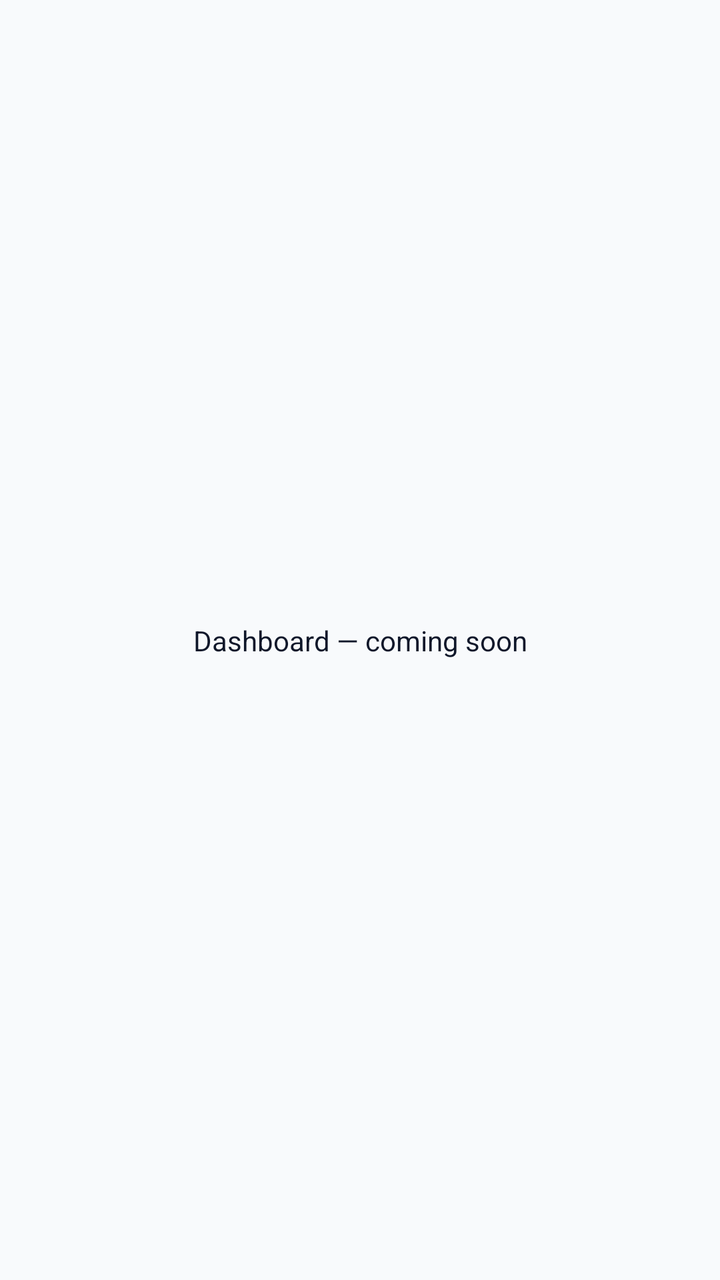
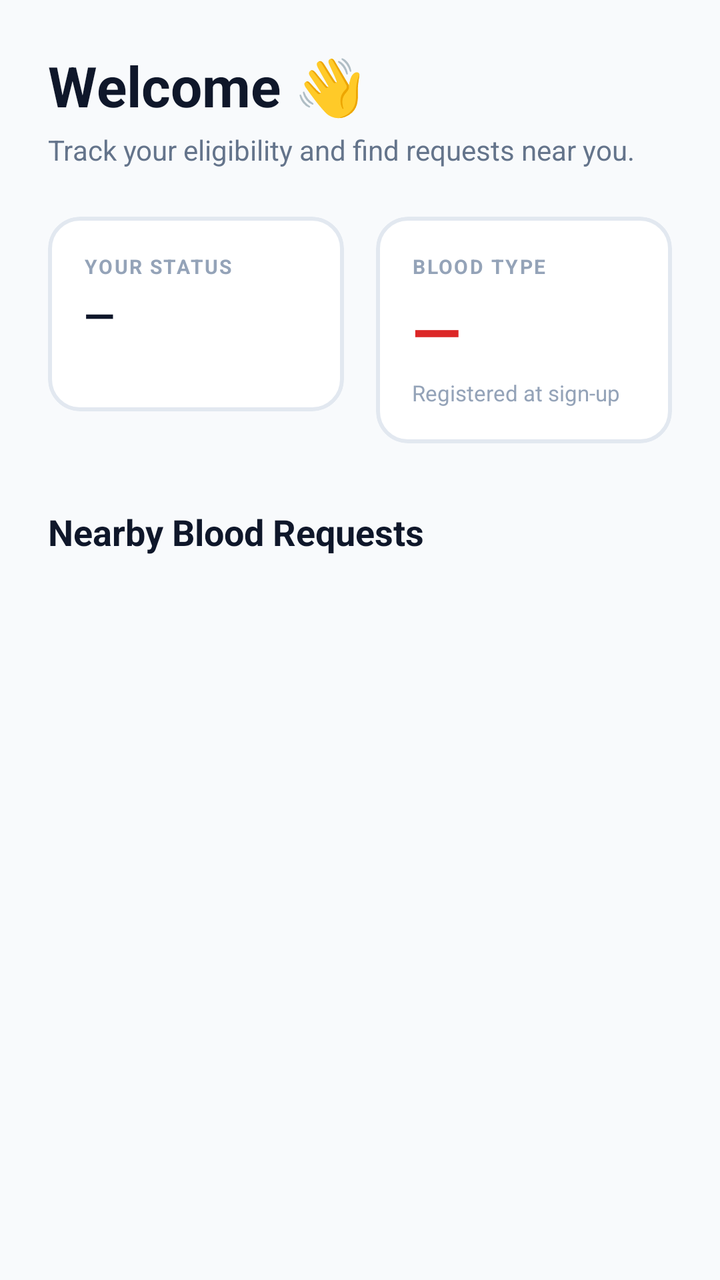

Before-and-after screenshots of an Android layout around one commit, followed by the original layout XML and the change that was made.
<!-- AndroidManifest.xml: application theme Theme.BloodBound -->
<!-- res/layout/fragment_dashboard.xml -->
<?xml version="1.0" encoding="utf-8"?>
<androidx.constraintlayout.widget.ConstraintLayout
    xmlns:android="http://schemas.android.com/apk/res/android"
    xmlns:app="http://schemas.android.com/apk/res-auto"
    android:layout_width="match_parent"
    android:layout_height="match_parent"
    android:background="@color/bg_base">

    <TextView
        android:layout_width="wrap_content"
        android:layout_height="wrap_content"
        android:text="Dashboard — coming soon"
        android:textColor="@color/text_primary"
        app:layout_constraintTop_toTopOf="parent"
        app:layout_constraintBottom_toBottomOf="parent"
        app:layout_constraintStart_toStartOf="parent"
        app:layout_constraintEnd_toEndOf="parent" />

</androidx.constraintlayout.widget.ConstraintLayout>
<!-- resources referenced by this layout -->
<resources>
  <color name="bg_base">#F8FAFC</color>
  <color name="text_primary">#0F172A</color>
  <style name="Theme.BloodBound" parent="Theme.Material3.Light.NoActionBar">
          <item name="colorPrimary">@color/red_mid</item>
          <item name="colorPrimaryVariant">@color/red_dark</item>
          <item name="colorSecondary">@color/blue_mid</item>
          <item name="colorSurface">@color/surface_white</item>
          <item name="android:colorBackground">@color/bg_base</item>
          <item name="android:textColorPrimary">@color/text_primary</item>
          <item name="android:textColorSecondary">@color/text_secondary</item>
      </style>
  <color name="red_mid">#DC2626</color>
  <color name="red_dark">#B91C1C</color>
  <color name="blue_mid">#1D4ED8</color>
  <color name="surface_white">#FFFFFF</color>
  <color name="text_secondary">#64748B</color>
</resources>

<!-- the commit's change to res/layout/fragment_dashboard.xml (unified diff, before → after) -->
@@ -1,19 +1,213 @@
 <?xml version="1.0" encoding="utf-8"?>
-<androidx.constraintlayout.widget.ConstraintLayout
+<androidx.coordinatorlayout.widget.CoordinatorLayout
     xmlns:android="http://schemas.android.com/apk/res/android"
     xmlns:app="http://schemas.android.com/apk/res-auto"
     android:layout_width="match_parent"
     android:layout_height="match_parent"
     android:background="@color/bg_base">
 
-    <TextView
-        android:layout_width="wrap_content"
-        android:layout_height="wrap_content"
-        android:text="Dashboard — coming soon"
-        android:textColor="@color/text_primary"
-        app:layout_constraintTop_toTopOf="parent"
-        app:layout_constraintBottom_toBottomOf="parent"
-        app:layout_constraintStart_toStartOf="parent"
-        app:layout_constraintEnd_toEndOf="parent" />
-
-</androidx.constraintlayout.widget.ConstraintLayout>
+    <androidx.core.widget.NestedScrollView
+        android:layout_width="match_parent"
+        android:layout_height="match_parent">
+
+        <LinearLayout
+            android:layout_width="match_parent"
+            android:layout_height="wrap_content"
+            android:orientation="vertical"
+            android:padding="24dp">
+
+            
+            <TextView
+                android:id="@+id/tv_welcome"
+                android:layout_width="match_parent"
+                android:layout_height="wrap_content"
+                android:text="Welcome 👋"
+                android:textSize="28sp"
+                android:textStyle="bold"
+                android:textColor="@color/text_primary"/>
+
+            <TextView
+                android:id="@+id/tv_subtitle"
+                android:layout_width="match_parent"
+                android:layout_height="wrap_content"
+                android:text="Track your eligibility and find requests near you."
+                android:textSize="14sp"
+                android:textColor="@color/text_secondary"
+                android:layout_marginTop="4dp"/>
+
+            
+            <LinearLayout
+                android:layout_width="match_parent"
+                android:layout_height="wrap_content"
+                android:orientation="horizontal"
+                android:layout_marginTop="24dp"
+                android:weightSum="2">
+
+                
+                <com.google.android.material.card.MaterialCardView
+                    android:id="@+id/card_stat1"
+                    android:layout_width="0dp"
+                    android:layout_height="wrap_content"
+                    android:layout_weight="1"
+                    android:layout_marginEnd="8dp"
+                    app:cardCornerRadius="16dp"
+                    app:strokeWidth="2dp"
+                    app:strokeColor="@color/border_light"
+                    app:cardElevation="0dp"
+                    app:cardBackgroundColor="@color/surface_white">
+                    <LinearLayout
+                        android:layout_width="match_parent"
+                        android:layout_height="wrap_content"
+                        android:orientation="vertical"
+                        android:padding="18dp">
+                        <TextView
+                            android:id="@+id/label_stat1"
+                            android:layout_width="match_parent"
+                            android:layout_height="wrap_content"
+                            android:text="YOUR STATUS"
+                            android:textSize="10sp"
+                            android:textStyle="bold"
+                            android:textColor="@color/text_muted"
+                            android:letterSpacing="0.08"/>
+                        <TextView
+                            android:id="@+id/value_stat1"
+                            android:layout_width="match_parent"
+                            android:layout_height="wrap_content"
+                            android:text="—"
+                            android:textSize="20sp"
+                            android:textStyle="bold"
+                            android:textColor="@color/text_primary"
+                            android:layout_marginTop="4dp"/>
+                        <TextView
+                            android:id="@+id/sub_stat1"
+                            android:layout_width="match_parent"
+                            android:layout_height="wrap_content"
+                            android:textSize="11sp"
+                            android:textColor="@color/text_muted"
+                            android:layout_marginTop="2dp"/>
+                    </LinearLayout>
+                </com.google.android.material.card.MaterialCardView>
+
+                
+                <com.google.android.material.card.MaterialCardView
+                    android:id="@+id/card_stat2"
+                    android:layout_width="0dp"
+                    android:layout_height="wrap_content"
+                    android:layout_weight="1"
+                    android:layout_marginStart="8dp"
+                    app:cardCornerRadius="16dp"
+                    app:strokeWidth="2dp"
+                    app:strokeColor="@color/border_light"
+                    app:cardElevation="0dp"
+                    app:cardBackgroundColor="@color/surface_white">
+                    <LinearLayout
+                        android:layout_width="match_parent"
+                        android:layout_height="wrap_content"
+                        android:orientation="vertical"
+                        android:padding="18dp">
+                        <TextView
+                            android:id="@+id/label_stat2"
+                            android:layout_width="match_parent"
+                            android:layout_height="wrap_content"
+                            android:text="BLOOD TYPE"
+                            android:textSize="10sp"
+                            android:textStyle="bold"
+                            android:textColor="@color/text_muted"
+                            android:letterSpacing="0.08"/>
+                        <TextView
+                            android:id="@+id/value_stat2"
+                            android:layout_width="match_parent"
+                            android:layout_height="wrap_content"
+                            android:text="—"
+                            android:textSize="32sp"
+                            android:textStyle="bold"
+                            android:textColor="@color/red_mid"
+                            android:layout_marginTop="4dp"/>
+                        <TextView
+                            android:id="@+id/sub_stat2"
+                            android:layout_width="match_parent"
+                            android:layout_height="wrap_content"
+                            android:text="Registered at sign-up"
+                            android:textSize="11sp"
+                            android:textColor="@color/text_muted"
+                            android:layout_marginTop="2dp"/>
+                    </LinearLayout>
+                </com.google.android.material.card.MaterialCardView>
+            </LinearLayout>
+
+            
+            <TextView
+                android:id="@+id/tv_requests_header"
+                android:layout_width="match_parent"
+                android:layout_height="wrap_content"
+                android:text="Nearby Blood Requests"
+                android:textSize="18sp"
+                android:textStyle="bold"
+                android:textColor="@color/text_primary"
+                android:layout_marginTop="32dp"/>
+
+            
+            <ProgressBar
+                android:id="@+id/progress_requests"
+                android:layout_width="wrap_content"
+                android:layout_height="wrap_content"
+                android:layout_gravity="center_horizontal"
+                android:layout_marginTop="24dp"
+                android:visibility="gone"/>
+
+            
+            <TextView
+                android:id="@+id/tv_error"
+                android:layout_width="match_parent"
+                android:layout_height="wrap_content"
+                android:background="@drawable/bg_error_banner"
+                android:padding="16dp"
+                android:textColor="@color/status_red"
+                android:textStyle="bold"
+                android:layout_marginTop="12dp"
+                android:visibility="gone"/>
+
+            
+            <LinearLayout
+                android:id="@+id/layout_empty"
+                android:layout_width="match_parent"
+                android:layout_height="wrap_content"
+                android:orientation="vertical"
+                android:gravity="center"
+                android:padding="40dp"
+                android:visibility="gone">
+                <TextView
+                    android:layout_width="wrap_content"
+                    android:layout_height="wrap_content"
+                    android:text="🏥"
+                    android:textSize="48sp"/>
+                <TextView
+                    android:layout_width="wrap_content"
+                    android:layout_height="wrap_content"
+                    android:text="No active requests right now"
+                    android:textSize="16sp"
+                    android:textStyle="bold"
+                    android:textColor="@color/text_primary"
+                    android:layout_marginTop="12dp"/>
+                <TextView
+                    android:layout_width="wrap_content"
+                    android:layout_height="wrap_content"
+                    android:text="When blood requests matching your blood type are posted, they'll appear here."
+                    android:textSize="13sp"
+                    android:textColor="@color/text_secondary"
+                    android:gravity="center"
+                    android:layout_marginTop="4dp"/>
+            </LinearLayout>
+
+            
+            <androidx.recyclerview.widget.RecyclerView
+                android:id="@+id/rv_requests"
+                android:layout_width="match_parent"
+                android:layout_height="wrap_content"
+                android:nestedScrollingEnabled="false"
+                android:layout_marginTop="12dp"/>
+
+        </LinearLayout>
+    </androidx.core.widget.NestedScrollView>
+
+</androidx.coordinatorlayout.widget.CoordinatorLayout>
<!-- resource entries referenced after the edit -->
@@ -1,7 +1,20 @@
 <!-- resources referenced by this layout -->
 <resources>
   <color name="bg_base">#F8FAFC</color>
+  <color name="border_light">#E2E8F0</color>
+  <color name="red_mid">#DC2626</color>
+  <color name="status_red">#DC2626</color>
+  <color name="surface_white">#FFFFFF</color>
+  <color name="text_muted">#94A3B8</color>
   <color name="text_primary">#0F172A</color>
+  <color name="text_secondary">#64748B</color>
+  <!-- drawable bg_error_banner (drawable) -->
+  <?xml version="1.0" encoding="utf-8"?>
+  <shape xmlns:android="http://schemas.android.com/apk/res/android">
+      <corners android:radius="11dp" />
+      <solid android:color="#FFF1F2" />
+      <stroke android:width="2dp" android:color="#FECDD3" />
+  </shape>
   <style name="Theme.BloodBound" parent="Theme.Material3.Light.NoActionBar">
           <item name="colorPrimary">@color/red_mid</item>
           <item name="colorPrimaryVariant">@color/red_dark</item>
@@ -11,10 +24,7 @@
           <item name="android:textColorPrimary">@color/text_primary</item>
           <item name="android:textColorSecondary">@color/text_secondary</item>
       </style>
-  <color name="red_mid">#DC2626</color>
   <color name="red_dark">#B91C1C</color>
   <color name="blue_mid">#1D4ED8</color>
-  <color name="surface_white">#FFFFFF</color>
-  <color name="text_secondary">#64748B</color>
 </resources>
 
